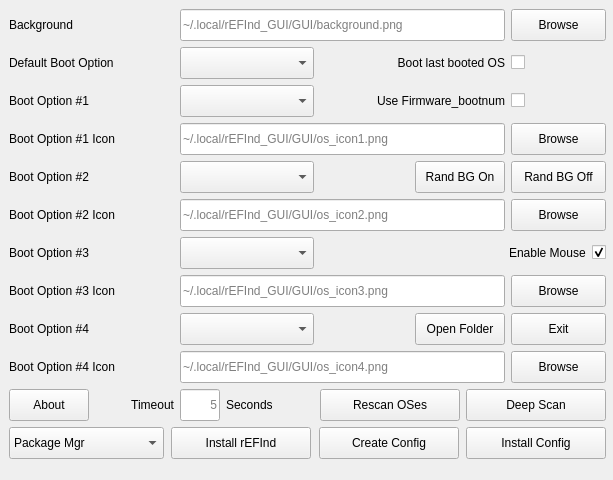
The window that GUI/src/mainwindow.ui (jlobue10/rEFInd_GUI) describes before a commit, drawn with Qt 5.
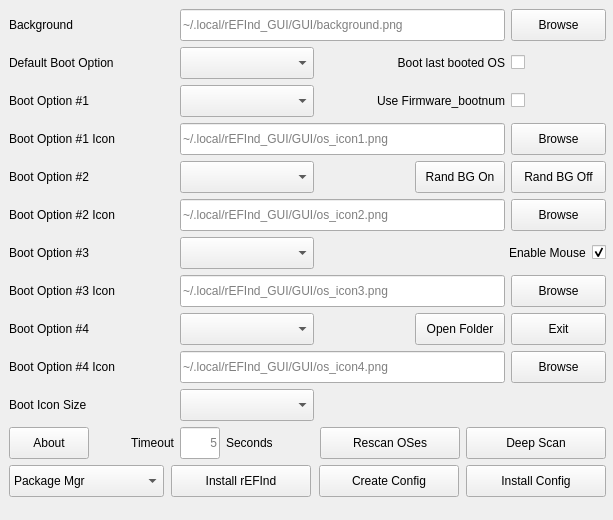
The same window after the commit. Icons and pictures are not drawn.

Commit message:
Add a Boot Icon Size option to the GUI
New combo box (96/128/160/192/256) above the Timeout row. Non-default
picks emit big_icon_size plus a proportionally scaled small_icon_size
(48/128 of big, keeping the tools row in step) into the generated
refind.conf; the 128 default emits nothing, so default output stays
byte-identical to previous releases. The choice persists in
rEFInd_GUI.ini as the pixel value, and the fixed-size window grows
40 px to fit the new row.

Diff of the .ui file:
```diff
--- a/GUI/src/mainwindow.ui
+++ b/GUI/src/mainwindow.ui
@@ -7,19 +7,19 @@
     <x>0</x>
     <y>0</y>
     <width>613</width>
-    <height>480</height>
+    <height>520</height>
    </rect>
   </property>
   <property name="minimumSize">
    <size>
     <width>613</width>
-    <height>480</height>
+    <height>520</height>
    </size>
   </property>
   <property name="maximumSize">
    <size>
     <width>613</width>
-    <height>480</height>
+    <height>520</height>
    </size>
   </property>
   <property name="windowTitle">
@@ -36,7 +36,7 @@
       <x>9</x>
       <y>9</y>
       <width>597</width>
-      <height>456</height>
+      <height>496</height>
      </rect>
     </property>
     <layout class="QGridLayout" name="gridLayout_3">
@@ -521,7 +521,39 @@
        </property>
       </widget>
      </item>
-     <item row="10" column="0">
+     <item row="10" column="0" colspan="2">
+      <widget class="QLabel" name="Icon_Size_label">
+       <property name="minimumSize">
+        <size>
+         <width>94</width>
+         <height>32</height>
+        </size>
+       </property>
+       <property name="text">
+        <string>Boot Icon Size</string>
+       </property>
+      </widget>
+     </item>
+     <item row="10" column="2" colspan="2">
+      <widget class="QComboBox" name="Icon_Size_comboBox">
+       <property name="minimumSize">
+        <size>
+         <width>134</width>
+         <height>32</height>
+        </size>
+       </property>
+       <property name="maximumSize">
+        <size>
+         <width>134</width>
+         <height>32</height>
+        </size>
+       </property>
+       <property name="toolTip">
+        <string>Size of the OS icons on the rEFInd boot screen</string>
+       </property>
+      </widget>
+     </item>
+     <item row="11" column="0">
       <widget class="QPushButton" name="About_pushButton">
        <property name="minimumSize">
         <size>
@@ -540,7 +572,7 @@
        </property>
       </widget>
      </item>
-     <item row="10" column="1">
+     <item row="11" column="1">
       <widget class="QLabel" name="TimeoutLabel">
        <property name="minimumSize">
         <size>
@@ -562,7 +594,7 @@
        </property>
       </widget>
      </item>
-     <item row="10" column="2">
+     <item row="11" column="2">
       <widget class="QLineEdit" name="TimeOut_lineEdit">
        <property name="enabled">
         <bool>true</bool>
@@ -596,7 +628,7 @@
        </property>
       </widget>
      </item>
-     <item row="10" column="3">
+     <item row="11" column="3">
       <widget class="QLabel" name="TimeoutLabel_Seconds">
        <property name="minimumSize">
         <size>
@@ -633,7 +665,7 @@
        </item>
       </layout>
      </item>
-     <item row="10" column="4" colspan="3">
+     <item row="11" column="4" colspan="3">
       <layout class="QGridLayout" name="gridLayout">
        <item row="0" column="0">
         <widget class="QPushButton" name="Rescan_pushButton">
@@ -693,7 +725,7 @@
        </item>
       </layout>
      </item>
-     <item row="11" column="0" colspan="7">
+     <item row="12" column="0" colspan="7">
       <layout class="QGridLayout" name="gridLayout_2">
        <item row="0" column="3" alignment="Qt::AlignmentFlag::AlignRight">
         <widget class="QPushButton" name="Install_Config">
```
The commit also changes 1 other file.
